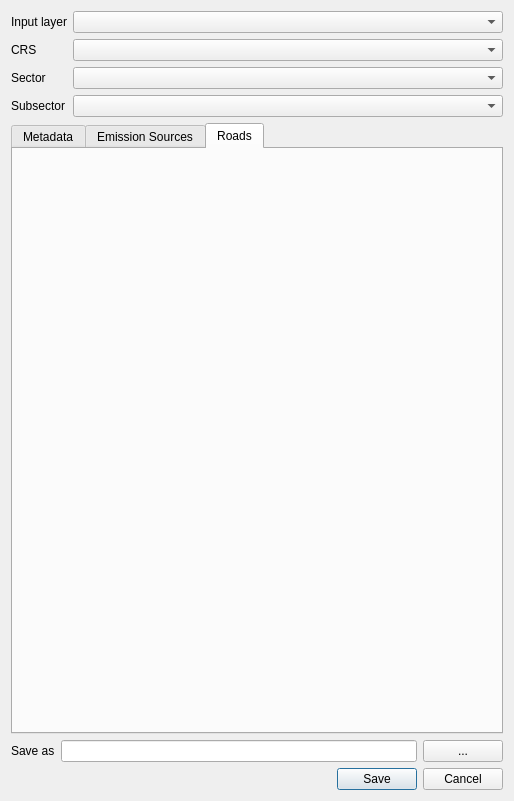
Before: the Qt Designer form ImaerPlugin/generate_calc_input_dlg.ui in opengeogroep/AERIUS-QGIS-plugins, drawn with Qt 5.
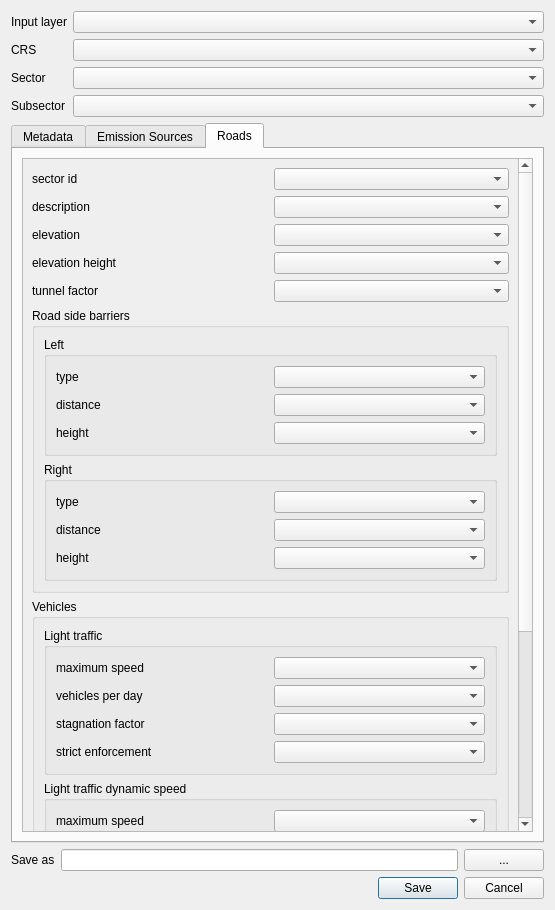
After: the same form once the commit is applied. The open tabs and pages were chosen to show the change. Custom widgets are drawn as their Qt base class.

Commit message: GUI input for ROAD_TRANSPORTATION (WIP)

What changed in the file:
```diff
--- a/ImaerPlugin/generate_calc_input_dlg.ui
+++ b/ImaerPlugin/generate_calc_input_dlg.ui
@@ -6,8 +6,8 @@
    <rect>
     <x>0</x>
     <y>0</y>
-    <width>514</width>
-    <height>801</height>
+    <width>555</width>
+    <height>910</height>
    </rect>
   </property>
   <property name="windowTitle">
@@ -400,6 +400,320 @@
           <attribute name="title">
            <string>Roads</string>
           </attribute>
+          <layout class="QVBoxLayout" name="verticalLayout_6">
+           <item>
+            <widget class="QScrollArea" name="scrollArea_2">
+             <property name="widgetResizable">
+              <bool>true</bool>
+             </property>
+             <widget class="QWidget" name="scrollAreaWidgetContents_2">
+              <property name="geometry">
+               <rect>
+                <x>0</x>
+                <y>-386</y>
+                <width>495</width>
+                <height>1033</height>
+               </rect>
+              </property>
+              <layout class="QGridLayout" name="gridLayout">
+               <item row="6" column="0" colspan="2">
+                <widget class="QGroupBox" name="groupBox_rd_vehicles">
+                 <property name="title">
+                  <string>Vehicles</string>
+                 </property>
+                 <layout class="QGridLayout" name="gridLayout_10">
+                  <item row="0" column="0">
+                   <widget class="QGroupBox" name="groupBox_rd_v_lt">
+                    <property name="title">
+                     <string>Light traffic</string>
+                    </property>
+                    <layout class="QGridLayout" name="gridLayout_11">
+                     <item row="1" column="0">
+                      <widget class="QLabel" name="label_rd_v_lt1_vehicles_per_time">
+                       <property name="text">
+                        <string>vehicles per day</string>
+                       </property>
+                      </widget>
+                     </item>
+                     <item row="0" column="1">
+                      <widget class="QgsFieldComboBox" name="fcb_rd_v_lt1_maxspeed"/>
+                     </item>
+                     <item row="0" column="0">
+                      <widget class="QLabel" name="label_rd_v_lt1_maxspeed">
+                       <property name="text">
+                        <string>maximum speed</string>
+                       </property>
+                      </widget>
+                     </item>
+                     <item row="2" column="0">
+                      <widget class="QLabel" name="label_rd_v_lt1_stagnation">
+                       <property name="text">
+                        <string>stagnation factor</string>
+                       </property>
+                      </widget>
+                     </item>
+                     <item row="2" column="1">
+                      <widget class="QgsFieldComboBox" name="fcb_rd_v_lt1_stagnation"/>
+                     </item>
+                     <item row="1" column="1">
+                      <widget class="QgsFieldComboBox" name="fcb_rd_v_lt1_vehicles_per_time"/>
+                     </item>
+                     <item row="3" column="0">
+                      <widget class="QLabel" name="label_rd_v_lt1_strict">
+                       <property name="text">
+                        <string>strict enforcement</string>
+                       </property>
+                      </widget>
+                     </item>
+                     <item row="3" column="1">
+                      <widget class="QgsFieldComboBox" name="fcb_rd_v_lt1_strict"/>
+                     </item>
+                    </layout>
+                   </widget>
+                  </item>
+                  <item row="1" column="0">
+                   <widget class="QGroupBox" name="groupBox_rd_v_lt_2">
+                    <property name="title">
+                     <string>Light traffic dynamic speed</string>
+                    </property>
+                    <layout class="QGridLayout" name="gridLayout_13">
+                     <item row="1" column="0">
+                      <widget class="QLabel" name="label_rd_v_lt2_vehicles_per_time">
+                       <property name="text">
+                        <string>vehicles per day</string>
+                       </property>
+                      </widget>
+                     </item>
+                     <item row="0" column="1">
+                      <widget class="QgsFieldComboBox" name="fcb_rd_v_lt2_maxspeed"/>
+                     </item>
+                     <item row="0" column="0">
+                      <widget class="QLabel" name="label_rd_v_lt2_maxspeed">
+                       <property name="text">
+                        <string>maximum speed</string>
+                       </property>
+                      </widget>
+                     </item>
+                     <item row="2" column="0">
+                      <widget class="QLabel" name="label_rd_v_lt2_stagnation">
+                       <property name="text">
+                        <string>stagnation factor</string>
+                       </property>
+                      </widget>
+                     </item>
+                     <item row="2" column="1">
+                      <widget class="QgsFieldComboBox" name="fcb_rd_v_lt2_stagnation"/>
+                     </item>
+                     <item row="1" column="1">
+                      <widget class="QgsFieldComboBox" name="fcb_rd_v_lt2_vehicles_per_time"/>
+                     </item>
+                     <item row="3" column="0">
+                      <widget class="QLabel" name="label_rd_v_lt2_strict">
+                       <property name="text">
+                        <string>strict enforcement</string>
+                       </property>
+                      </widget>
+                     </item>
+                     <item row="3" column="1">
+                      <widget class="QgsFieldComboBox" name="fcb_rd_v_lt2_strict"/>
+                     </item>
+                    </layout>
+                   </widget>
+                  </item>
+                  <item row="2" column="0">
+                   <widget class="QGroupBox" name="groupBox_rd_v_nf">
+                    <property name="title">
+                     <string>Normal freight</string>
+                    </property>
+                    <layout class="QGridLayout" name="gridLayout_14">
+                     <item row="1" column="0">
+                      <widget class="QLabel" name="label_rd_v_nf_vehicles_per_time">
+                       <property name="text">
+                        <string>vehicles per day</string>
+                       </property>
+                      </widget>
+                     </item>
+                     <item row="0" column="1">
+                      <widget class="QgsFieldComboBox" name="fcb_rd_v_nf_maxspeed"/>
+                     </item>
+                     <item row="0" column="0">
+                      <widget class="QLabel" name="label_rd_v_nf_maxspeed">
+                       <property name="text">
+                        <string>maximum speed</string>
+                       </property>
+                      </widget>
+                     </item>
+                     <item row="2" column="0">
+                      <widget class="QLabel" name="label_rd_v_nf_stagnation">
+                       <property name="text">
+                        <string>stagnation factor</string>
+                       </property>
+                      </widget>
+                     </item>
+                     <item row="2" column="1">
+                      <widget class="QgsFieldComboBox" name="fcb_rd_v_nf_stagnation"/>
+                     </item>
+                     <item row="1" column="1">
+                      <widget class="QgsFieldComboBox" name="fcb_rd_v_nf_vehicles_per_time"/>
+                     </item>
+                     <item row="3" column="0">
+                      <widget class="QLabel" name="label_rd_v_nf_strict">
+                       <property name="text">
+                        <string>strict enforcement</string>
+                       </property>
+                      </widget>
+                     </item>
+                     <item row="3" column="1">
+                      <widget class="QgsFieldComboBox" name="fcb_rd_v_nf_strict"/>
+                     </item>
+                    </layout>
+                   </widget>
+                  </item>
+                 </layout>
+                </widget>
+               </item>
+               <item row="1" column="0">
+                <widget class="QLabel" name="label_rd_description">
+                 <property name="text">
+                  <string>description</string>
+                 </property>
+                </widget>
+               </item>
+               <item row="3" column="0">
+                <widget class="QLabel" name="label_rd_elevation_height">
+                 <property name="text">
+                  <string>elevation height</string>
+                 </property>
+                </widget>
+               </item>
+               <item row="4" column="0">
+                <widget class="QLabel" name="label_rd_tunnel_factor">
+                 <property name="text">
+                  <string>tunnel factor</string>
+                 </property>
+                </widget>
+               </item>
+               <item row="4" column="1">
+                <widget class="QgsFieldComboBox" name="mFieldComboBox_2"/>
+               </item>
+               <item row="2" column="0">
+                <widget class="QLabel" name="label_rd_elevation">
+                 <property name="text">
+                  <string>elevation</string>
+                 </property>
+                </widget>
+               </item>
+               <item row="5" column="0" colspan="2">
+                <widget class="QGroupBox" name="groupBox_rd_barriers">
+                 <property name="title">
+                  <string>Road side barriers</string>
+                 </property>
+                 <layout class="QGridLayout" name="gridLayout_9">
+                  <item row="0" column="0">
+                   <widget class="QGroupBox" name="groupBox_rd_b_left">
+                    <property name="title">
+                     <string>Left</string>
+                    </property>
+                    <layout class="QGridLayout" name="gridLayout_2">
+                     <item row="0" column="0">
+                      <widget class="QLabel" name="label_rd_b_left_type">
+                       <property name="text">
+                        <string>type</string>
+                       </property>
+                      </widget>
+                     </item>
+                     <item row="0" column="1">
+                      <widget class="QgsFieldComboBox" name="fcb_rd_b_left_type"/>
+                     </item>
+                     <item row="1" column="0">
+                      <widget class="QLabel" name="label_rd_b_left_distance">
+                       <property name="text">
+                        <string>distance</string>
+                       </property>
+                      </widget>
+                     </item>
+                     <item row="1" column="1">
+                      <widget class="QgsFieldComboBox" name="fcb_rd_b_left_distance"/>
+                     </item>
+                     <item row="2" column="0">
+                      <widget class="QLabel" name="label_rd_b_left_height">
+                       <property name="text">
+                        <string>height</string>
+                       </property>
+                      </widget>
+                     </item>
+                     <item row="2" column="1">
+                      <widget class="QgsFieldComboBox" name="fcb_rd_b_left_height"/>
+                     </item>
+                    </layout>
+                   </widget>
+                  </item>
+                  <item row="1" column="0">
+                   <widget class="QGroupBox" name="groupBox_rd_b_right">
+                    <property name="title">
+                     <string>Right</string>
+                    </property>
+                    <layout class="QGridLayout" name="gridLayout_8">
+                     <item row="1" column="0">
+                      <widget class="QLabel" name="label_rd_b_right_distance">
+                       <property name="text">
+                        <string>distance</string>
+                       </property>
+                      </widget>
+                     </item>
+                     <item row="0" column="0">
+                      <widget class="QLabel" name="label_rd_b_right_type">
+                       <property name="text">
+                        <string>type</string>
+                       </property>
+                      </widget>
+                     </item>
+                     <item row="0" column="1">
+                      <widget class="QgsFieldComboBox" name="fcb_rd_b_right_type"/>
+                     </item>
+                     <item row="2" column="0">
+                      <widget class="QLabel" name="label_rd_b_right_height">
+                       <property name="text">
+                        <string>height</string>
+                       </property>
+                      </widget>
+                     </item>
+                     <item row="1" column="1">
+                      <widget class="QgsFieldComboBox" name="fcb_rd_b_right_distance"/>
+                     </item>
+                     <item row="2" column="1">
+                      <widget class="QgsFieldComboBox" name="fcb_rd_b_right_height"/>
+                     </item>
+                    </layout>
+                   </widget>
+                  </item>
+                 </layout>
+                </widget>
+               </item>
+               <item row="3" column="1">
+                <widget class="QgsFieldComboBox" name="fcb_rd_elevation_height"/>
+               </item>
+               <item row="1" column="1">
+                <widget class="QgsFieldComboBox" name="fcb_rd_description"/>
+               </item>
+               <item row="2" column="1">
+                <widget class="QgsFieldComboBox" name="fcb_rd_elevation"/>
+               </item>
+               <item row="0" column="0">
+                <widget class="QLabel" name="label_rd_sector">
+                 <property name="text">
+                  <string>sector id</string>
+                 </property>
+                </widget>
+               </item>
+               <item row="0" column="1">
+                <widget class="QgsFieldComboBox" name="fcb_rd_sector"/>
+               </item>
+              </layout>
+             </widget>
+            </widget>
+           </item>
+          </layout>
          </widget>
         </widget>
        </item>
```
Left out of the diff: 128 changed lines with no effect on the pictures.
